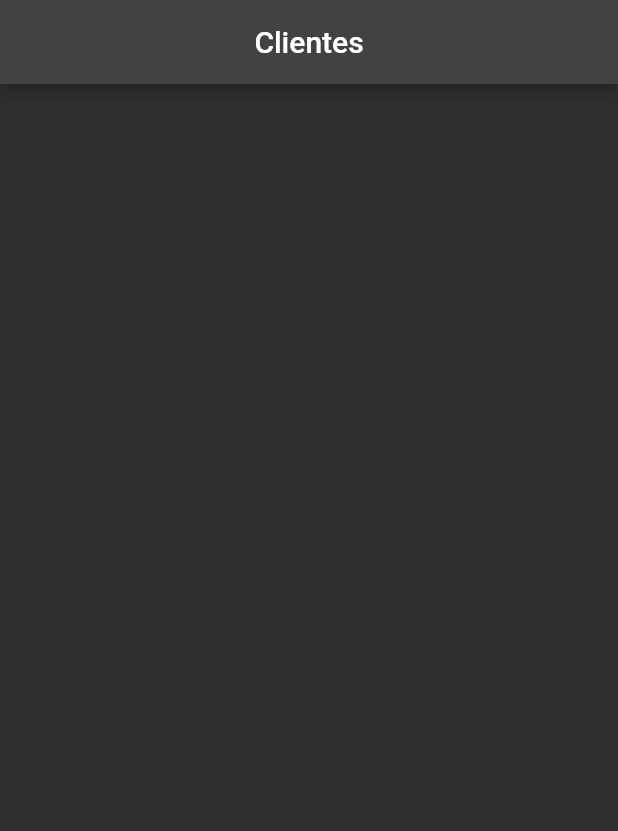
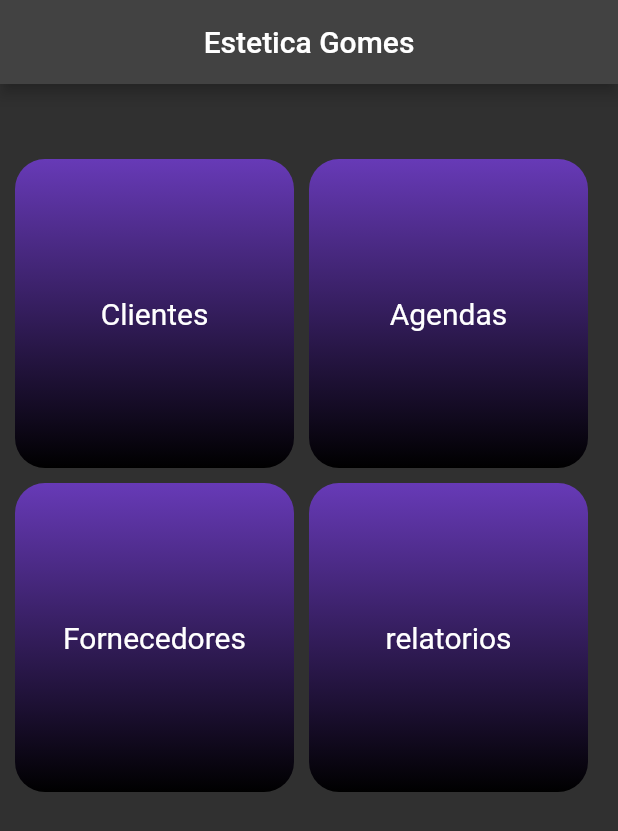
Before and after one commit to DevGomes78/contatos, a Flutter app: the screen it shows after launch, on a phone screen of 412 x 824 dp. Shown: the top 831 px of the screen. Run offline on Flutter 3.47's test engine with Material 2 defaults, Android fonts, the phone set to English and light mode, and no system bars.

Commit message:
atualizado tela

```diff
--- a/lib/views/home_page.dart
+++ b/lib/views/home_page.dart
@@ -1,3 +1,4 @@
+import 'package:contatos/components/container_widget.dart';
 import 'package:flutter/material.dart';
 
 class HomePage extends StatelessWidget {
@@ -7,8 +8,31 @@ class HomePage extends StatelessWidget {
   Widget build(BuildContext context) {
     return Scaffold(
       appBar: AppBar(
-        title: Text('Clientes'),
+        title: const Text('Estetica Gomes'),
         centerTitle: true,
+      ),
+      body: Padding(
+        padding: const EdgeInsets.symmetric(horizontal: 10),
+        child: Column(
+          children: [
+            const SizedBox(height: 50),
+           Row(
+             children: [
+               ContainerWidget(text: 'Clientes'),
+               const SizedBox(width: 10),
+               ContainerWidget(text: 'Agendas'),
+             ],
+           ),
+            const SizedBox(height: 10),
+            Row(
+              children: [
+                ContainerWidget(text: 'Fornecedores'),
+                const SizedBox(width: 10),
+                ContainerWidget(text: 'relatorios'),
+              ],
+            ),
+          ],
+        ),
       ),
     );
   }
```
